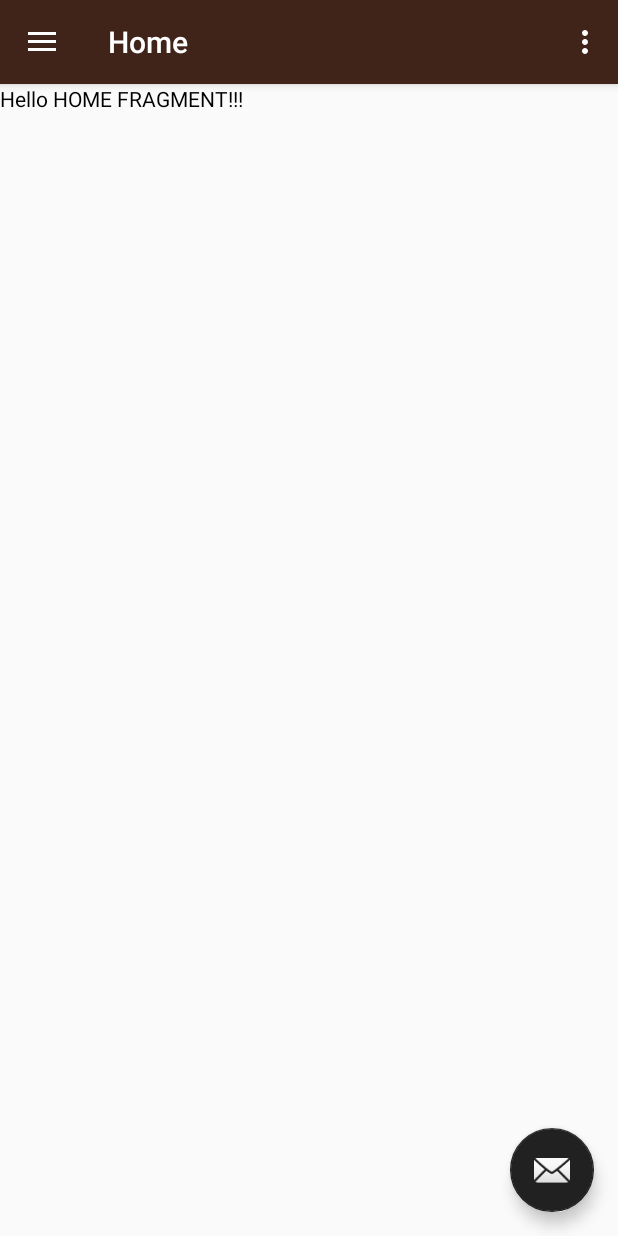
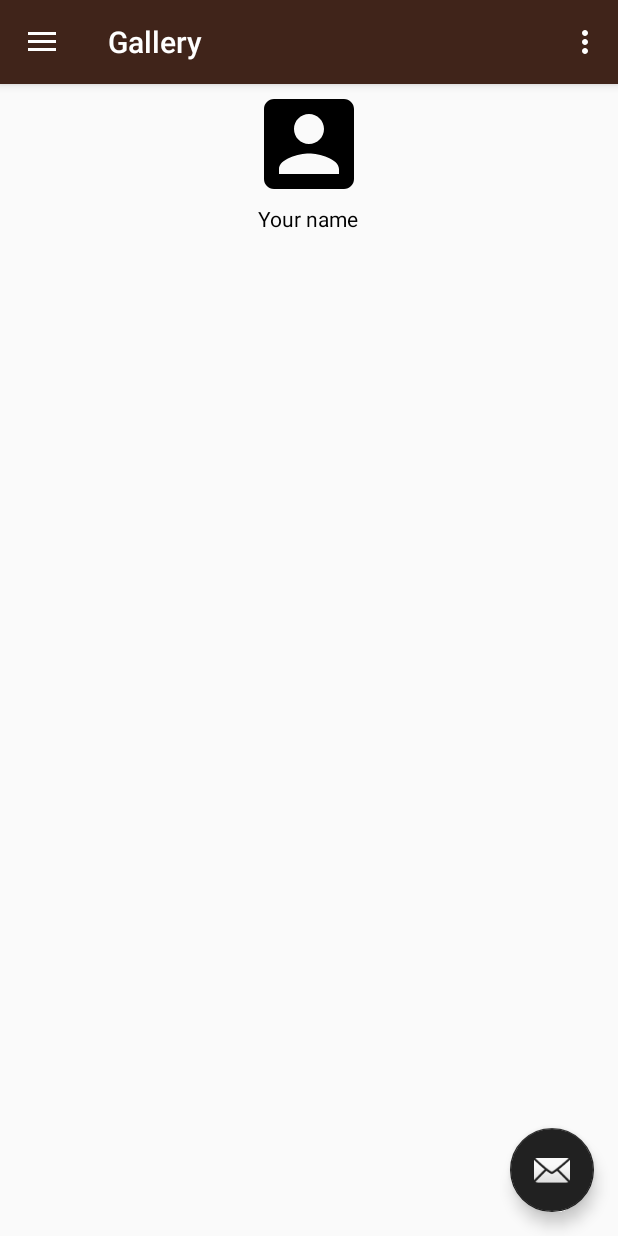
Before and after one commit to Paniker123/AndroidStart, an Android app: the DrawerActivity screen opened directly, with no data from a screen before it, in the side drawer, after a tap on "Gallery", on a phone screen of 412 x 824 dp. Run offline under Robolectric (Android 15) with nearby library versions, the phone set to English and light mode, and no system bars.

Commit message:
Change, delete realise in fragments realise in onCreate method

```diff
--- a/app/src/main/java/com/woodman/androidstart/Activity/DrawerActivity.java
+++ b/app/src/main/java/com/woodman/androidstart/Activity/DrawerActivity.java
@@ -5,6 +5,7 @@ import android.os.Bundle;
 import android.support.design.widget.FloatingActionButton;
 import android.support.design.widget.Snackbar;
 import android.support.v4.app.FragmentTransaction;
+
 import android.view.View;
 import android.support.design.widget.NavigationView;
 import android.support.v4.view.GravityCompat;
@@ -15,6 +16,7 @@ import android.support.v7.widget.Toolbar;
 import android.view.Menu;
 import android.view.MenuItem;
 
+import com.woodman.androidstart.Fragment.GalleryFragment;
 import com.woodman.androidstart.Fragment.HomeFragment;
 import com.woodman.androidstart.R;
 
@@ -22,6 +24,7 @@ public class DrawerActivity extends AppCompatActivity
         implements NavigationView.OnNavigationItemSelectedListener {
     private Intent intent;
     private HomeFragment homeFragment;
+    private GalleryFragment galleryFragment;
 
     @Override
     protected void onCreate(Bundle savedInstanceState) {
@@ -50,8 +53,6 @@ public class DrawerActivity extends AppCompatActivity
 
 
 
-        //Обов'язково!!!!!!!!!!!!!!!!!!!!!!!!!!!!!!!!!!!!!!!!!!!!!!!!!!!!!!!!!!!!!!!!!!!!
-        homeFragment=new HomeFragment();
     }
 
     @Override
@@ -100,7 +101,8 @@ public class DrawerActivity extends AppCompatActivity
             homeFragment=HomeFragment.newInstance();
             fragmentTransaction.replace(R.id.fragment_container,homeFragment);
         } else if (id == R.id.nav_gallery) {
-
+            galleryFragment=GalleryFragment.newInstance("Your name");
+            fragmentTransaction.replace(R.id.fragment_container,galleryFragment);
         } else if (id == R.id.nav_slideshow) {
 
         } else if (id == R.id.nav_manage) {
@@ -108,6 +110,7 @@ public class DrawerActivity extends AppCompatActivity
         } else if (id == R.id.nav_share) {
 
         } else if (id == R.id.nav_send) {
+
 
         }
         //Коміт пояснює системі, що дія виконуватиметься над фрагментом. Обов'язково!!!!
```
